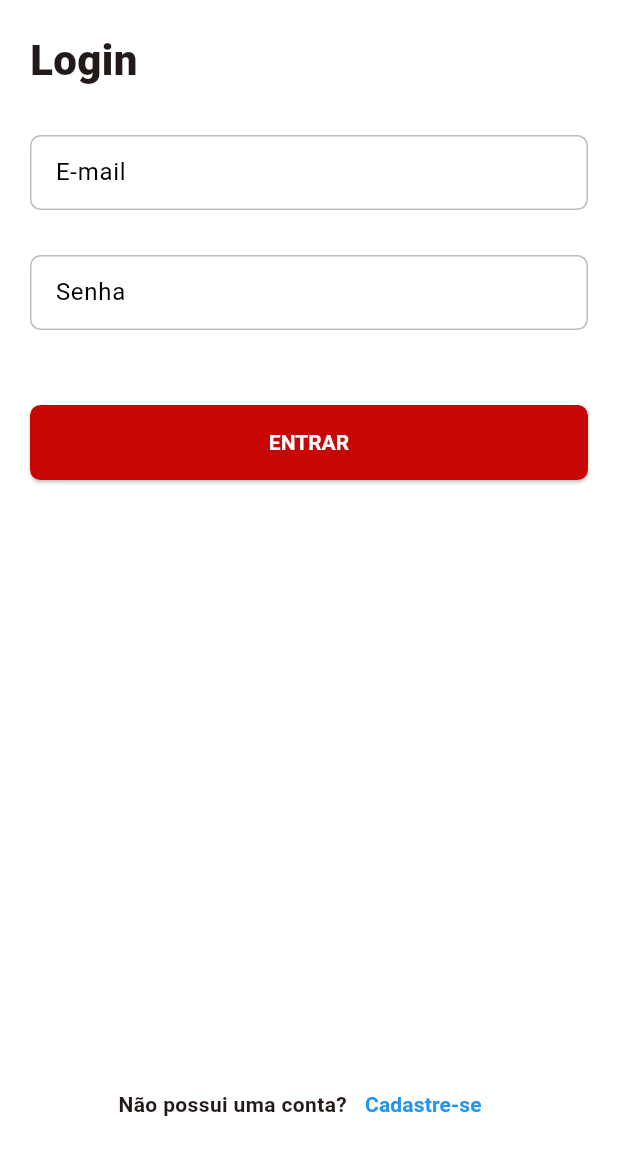
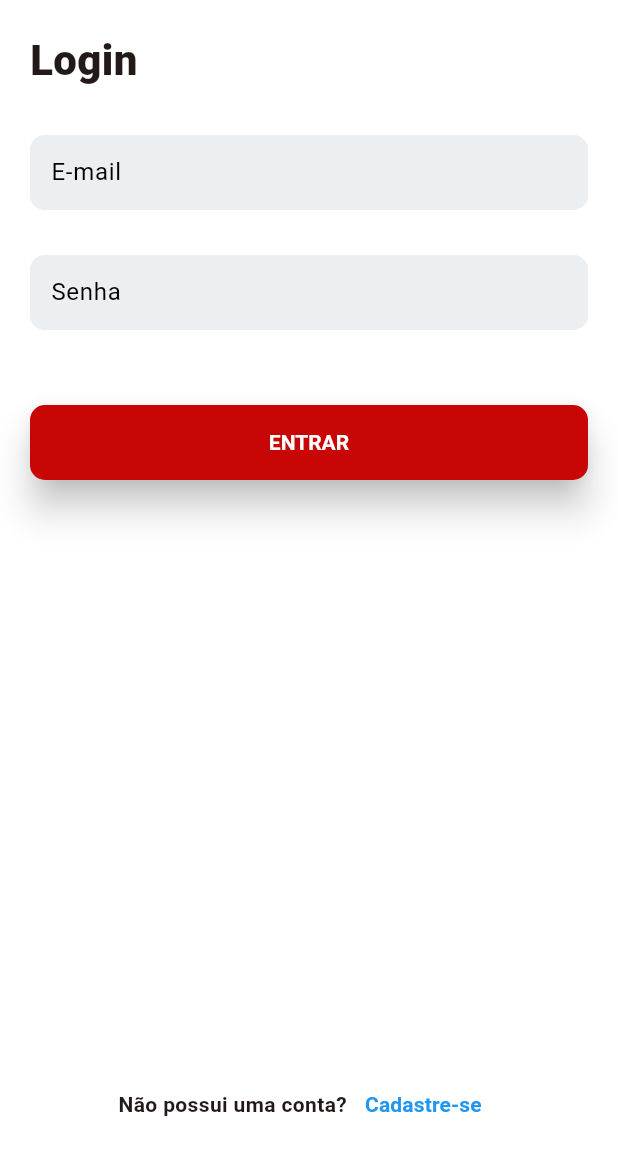
Before and after one commit to pedroserretti/delivery_app, a Flutter app: the LoginPage screen opened by its route, on a phone screen of 412 x 824 dp, the part 84-1236 px from its top. Run offline on Flutter 3.47's test engine with Material 3 defaults, Android fonts, the phone set to English and light mode, and no system bars; our stand-ins replace auto_size_text, bloc, dio, equatable, firebase_core, firebase_database and 6 more; missing offline and left inert: match, validatorless; accounts and stored records are empty; generated files the repository leaves out were written again; Roboto replaces fonts that are missing (mplus1).

Commit message:
feat: new button shadow

```diff
--- a/lib/app/core/ui/widgets/delivery_button.dart
+++ b/lib/app/core/ui/widgets/delivery_button.dart
@@ -11,10 +11,17 @@ class DeliveryButton extends StatelessWidget {
 
   @override
   Widget build(BuildContext context) {
-    return SizedBox(
+    return Container(
       width: width,
       height: height,
+      decoration: BoxDecoration(
+        borderRadius: BorderRadius.circular(10),
+      ),
       child: ElevatedButton(
+          style: ElevatedButton.styleFrom(
+            elevation: 10,
+            shape: RoundedRectangleBorder(borderRadius: BorderRadius.circular(10)),
+          ),
           onPressed: onPressed,
           child: Text(
             label,
--- a/lib/app/pages/auth/login/login_page.dart
+++ b/lib/app/pages/auth/login/login_page.dart
@@ -12,7 +12,6 @@ class LoginPage extends StatefulWidget {
 }
 
 class _LoginPageState extends State<LoginPage> {
-
   final _formKey = GlobalKey<FormState>();
   final _emailEC = TextEditingController();
   final _passwordEC = TextEditingController();
@@ -23,6 +22,7 @@ class _LoginPageState extends State<LoginPage> {
     _passwordEC.dispose();
     super.dispose();
   }
+
   @override
   Widget build(BuildContext context) {
     return Scaffold(
@@ -42,21 +42,53 @@ class _LoginPageState extends State<LoginPage> {
                         style: context.textStyles.textTitle,
                       ),
                       const SizedBox(height: 30),
-                  TextFormField(
-                    decoration: const InputDecoration(labelText: 'E-mail'),
+                      Container(
+                        height: 50,
+                        decoration: BoxDecoration(
+                          color: Colors.blueGrey[50],
+                          borderRadius: BorderRadius.circular(10),
+                        ),
+                        child: TextFormField(
+                          textAlignVertical: TextAlignVertical.center,
+                          decoration: InputDecoration(
+                            fillColor: Colors.blueGrey[50],
+                            filled: true,
+                            contentPadding: const EdgeInsets.symmetric(horizontal: 10, vertical: 15),
+                            labelText: "E-mail",
+                            border: OutlineInputBorder(borderSide: BorderSide.none, borderRadius: BorderRadius.circular(10)),
+                            focusedBorder: OutlineInputBorder(borderSide: BorderSide.none, borderRadius: BorderRadius.circular(10)),
+                            enabledBorder: OutlineInputBorder(borderSide: BorderSide.none, borderRadius: BorderRadius.circular(10)),
+                          ),
                           controller: _emailEC,
                           validator: Validatorless.multiple([
                             Validatorless.required('E-mail obrigatório'),
                             Validatorless.email('E-mail inválido'),
                           ]),
                         ),
+                      ),
                       const SizedBox(height: 30),
-                  TextFormField(
-                    decoration: const InputDecoration(labelText: 'Senha'),
+                      Container(
+                        height: 50,
+                        decoration: BoxDecoration(
+                          color: Colors.blueGrey[50],
+                          borderRadius: BorderRadius.circular(10),
+                        ),
+                        child: TextFormField(
+                          textAlignVertical: TextAlignVertical.center,
+                          decoration: InputDecoration(
+                            fillColor: Colors.blueGrey[50],
+                            filled: true,
+                            contentPadding: const EdgeInsets.symmetric(horizontal: 10, vertical: 15),
+                            labelText: "Senha",
+                            border: OutlineInputBorder(borderSide: BorderSide.none, borderRadius: BorderRadius.circular(10)),
+                            focusedBorder: OutlineInputBorder(borderSide: BorderSide.none, borderRadius: BorderRadius.circular(10)),
+                            enabledBorder: OutlineInputBorder(borderSide: BorderSide.none, borderRadius: BorderRadius.circular(10)),
+                          ),
                           controller: _passwordEC,
                           validator: Validatorless.multiple([
                             Validatorless.required('Senha obrigatória'),
                           ]),
+                        ),
                       ),
                       const SizedBox(
                         height: 50,
@@ -69,15 +101,11 @@ class _LoginPageState extends State<LoginPage> {
                             onPressed: () {
                               final valid = _formKey.currentState?.validate() ?? false;
 
-                          if (valid) {
-
-                          }
-                      }
-                    ),
+                              if (valid) {}
+                            }),
                       )
                     ],
-              )
-            ),
+                  )),
             ),
           ),
           SliverFillRemaining(
@@ -99,13 +127,11 @@ class _LoginPageState extends State<LoginPage> {
                         },
                         child: Text(
                           'Cadastre-se',
-                          style: context.textStyles.textBold
-                              .copyWith(color: Colors.blue),
+                          style: context.textStyles.textBold.copyWith(color: Colors.blue),
                         ),
                       ),
                     ],
-                )
-              ),
+                  )),
             ),
           )
         ],
--- a/lib/app/pages/home/widgets/shopping_bag_widget.dart
+++ b/lib/app/pages/home/widgets/shopping_bag_widget.dart
@@ -37,6 +37,12 @@ class ShoppingBagWidget extends StatelessWidget {
         borderRadius: BorderRadius.only(topLeft: Radius.circular(7), topRight: Radius.circular(7)),
       ),
       child: ElevatedButton(
+        style: ElevatedButton.styleFrom(
+          elevation: 10,
+          shape: RoundedRectangleBorder(
+            borderRadius: BorderRadius.circular(10),
+          ),
+        ),
         onPressed: () {
           _goOrder(context);
         },
```
Lines whose indentation alone changed are shown as unchanged.
